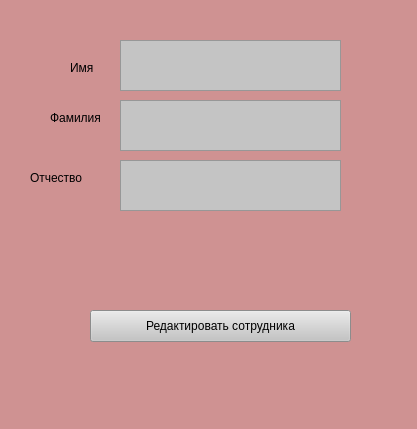
Before: the Qt Designer form ui/changed_worker.ui in FIIckSesh/MRP, drawn with Qt 5.
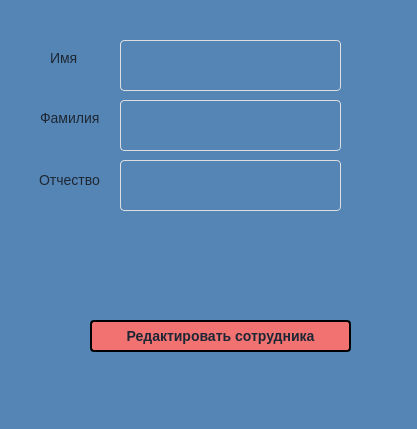
After: the same form once the commit is applied.

What changed in the file:
```diff
--- a/ui/changed_worker.ui
+++ b/ui/changed_worker.ui
@@ -14,7 +14,12 @@
    <string>MainWindow</string>
   </property>
   <property name="styleSheet">
-   <string notr="true">background: #CF9292;
+   <string notr="true">background: #5585B5;
+padding: 0;
+    margin: 0;
+    font-family: 'Open Sans', sans-serif;
+    font-size: 14px;
+    color: #1D2734;
 </string>
   </property>
   <widget class="QWidget" name="centralwidget">
@@ -28,13 +33,20 @@
      </rect>
     </property>
     <property name="styleSheet">
-     <string notr="true">background: #C4C4C4;</string>
+     <string notr="true">width: 100%;
+    outline: none;
+    border: 1px solid #DCDEE1;
+    border-radius: 4px;
+    color: #1D2734;
+    padding-left: 16px;
+    box-sizing: border-box;
+    -webkit-appearance: none;</string>
     </property>
    </widget>
    <widget class="QLabel" name="label">
     <property name="geometry">
      <rect>
-      <x>50</x>
+      <x>40</x>
       <y>110</y>
       <width>60</width>
       <height>16</height>
@@ -50,8 +62,8 @@
    <widget class="QLabel" name="label_2">
     <property name="geometry">
      <rect>
-      <x>70</x>
-      <y>60</y>
+      <x>50</x>
+      <y>50</y>
       <width>31</width>
       <height>16</height>
      </rect>
@@ -66,10 +78,10 @@
    <widget class="QLabel" name="label_3">
     <property name="geometry">
      <rect>
-      <x>30</x>
+      <x>39</x>
       <y>170</y>
-      <width>60</width>
-      <height>16</height>
+      <width>61</width>
+      <height>20</height>
      </rect>
     </property>
     <property name="styleSheet">
@@ -89,7 +101,14 @@
      </rect>
     </property>
     <property name="styleSheet">
-     <string notr="true">background: #C4C4C4;</string>
+     <string notr="true">width: 100%;
+    outline: none;
+    border: 1px solid #DCDEE1;
+    border-radius: 4px;
+    color: #1D2734;
+    padding-left: 16px;
+    box-sizing: border-box;
+    -webkit-appearance: none;</string>
     </property>
    </widget>
    <widget class="QTextEdit" name="textPatr">
@@ -102,20 +121,36 @@
      </rect>
     </property>
     <property name="styleSheet">
-     <string notr="true">background: #C4C4C4;</string>
+     <string notr="true">width: 100%;
+    outline: none;
+    border: 1px solid #DCDEE1;
+    border-radius: 4px;
+    color: #1D2734;
+    padding-left: 16px;
+    box-sizing: border-box;
+    -webkit-appearance: none;</string>
     </property>
    </widget>
    <widget class="QPushButton" name="addWorkerButton">
     <property name="geometry">
      <rect>
       <x>90</x>
-      <y>310</y>
+      <y>320</y>
       <width>261</width>
       <height>32</height>
      </rect>
     </property>
     <property name="styleSheet">
-     <string notr="true">background: #C4C4C4;</string>
+     <string notr="true">border: 2px solid;
+border-radius: 4px;
+box-sizing: border-box;
+cursor: pointer;
+outline: none;
+position: relative;
+transition: 0.3s;
+font-weight: 600;
+vertical-align: middle;
+background: #F27171;</string>
     </property>
     <property name="text">
      <string>Редактировать сотрудника</string>
```
Left out of the diff: 2 changed lines with no effect on the pictures.
